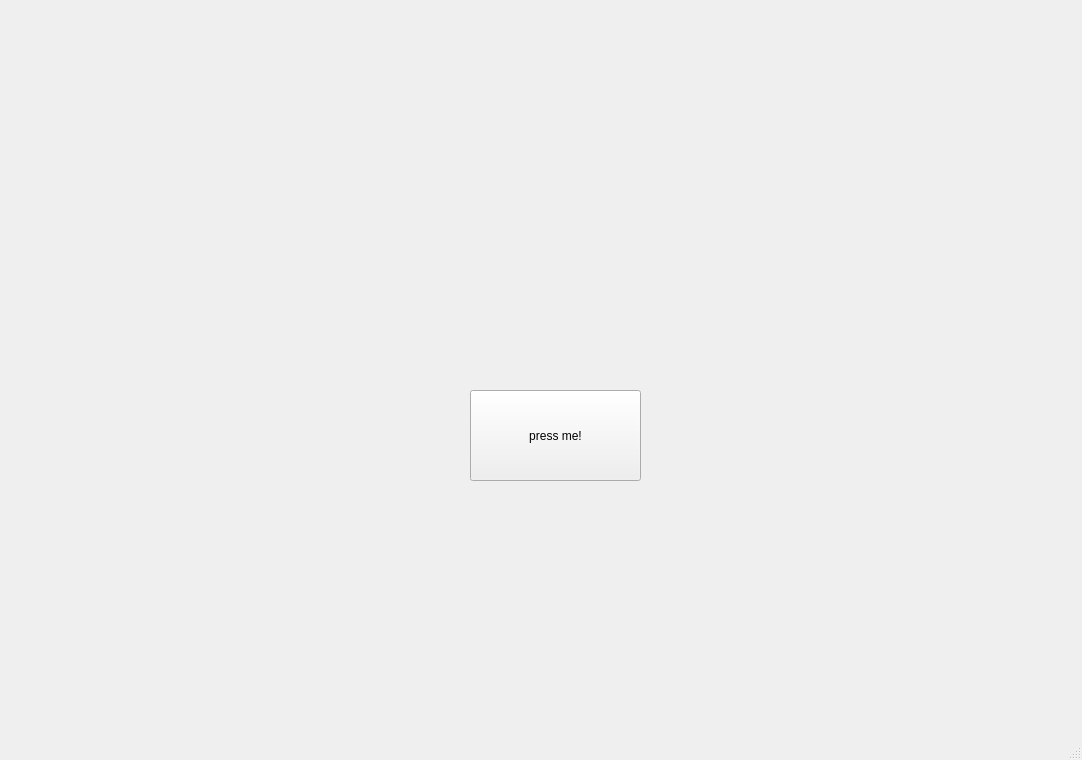
First picture: the form in ui/main_window.ui, repository UChicago-Yang-Lab/miniMBE-GUI-v2, before the edit.
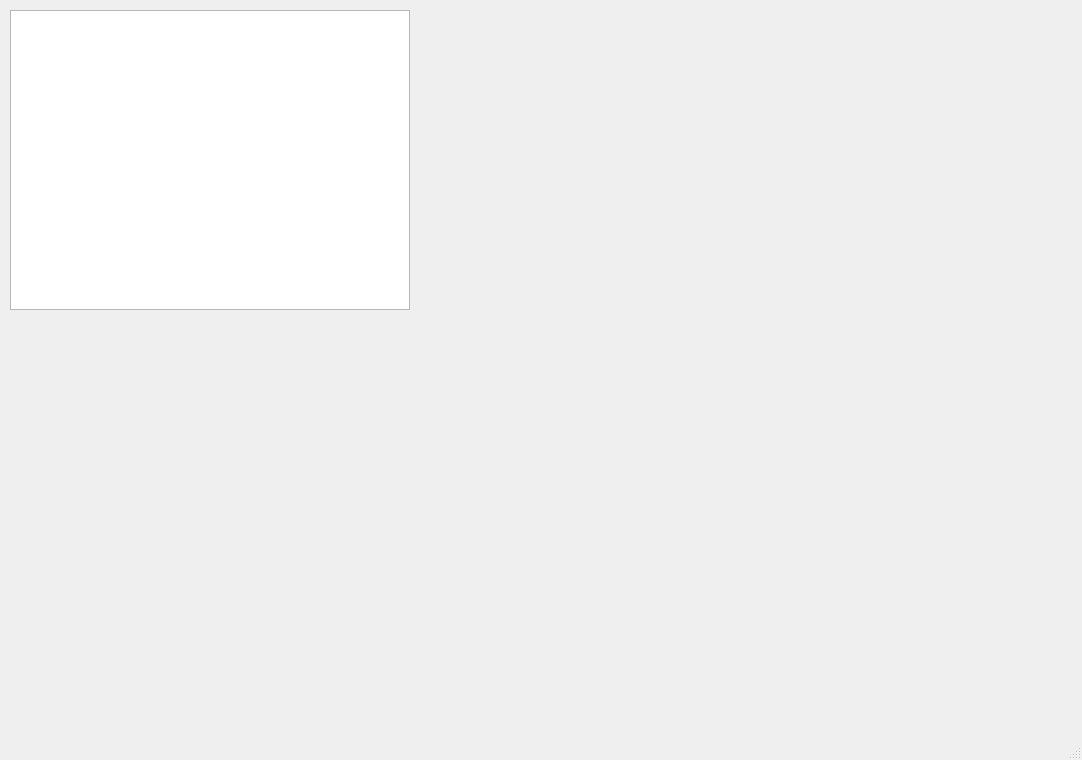
Second picture: the form after the edit.

Commit message: Add position table and controls

```diff
--- a/ui/main_window.ui
+++ b/ui/main_window.ui
@@ -14,18 +14,15 @@
    <string>MainWindow</string>
   </property>
   <widget class="QWidget" name="centralwidget">
-   <widget class="QPushButton" name="pushButton">
+    <widget class="QTableWidget" name="positionTable">
     <property name="geometry">
      <rect>
-      <x>470</x>
-      <y>390</y>
-      <width>171</width>
-      <height>91</height>
-     </rect>
-    </property>
-    <property name="text">
-     <string>press me!</string>
-    </property>
+       <x>10</x>
+       <y>10</y>
+       <width>400</width>
+       <height>300</height>
+      </rect>
+     </property>
    </widget>
   </widget>
   <widget class="QMenuBar" name="menubar">
```
Lines whose indentation alone changed are shown as unchanged. The commit also changes 2 other files.
